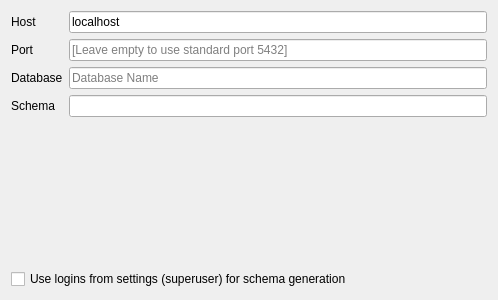
Above: QgisModelBaker/ui/pg_settings_panel.ui from opengisch/QgisModelBaker before the change. Below: the same form after it.
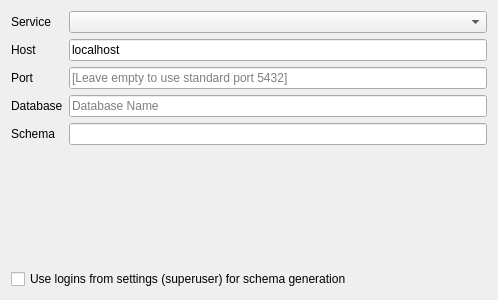
That is the form after the change. Custom widgets are drawn as their Qt base class.

Commit message: Pg service combobox

The edit to the form file:
```diff
--- a/QgisModelBaker/ui/pg_settings_panel.ui
+++ b/QgisModelBaker/ui/pg_settings_panel.ui
@@ -14,75 +14,85 @@
    <string>Form</string>
   </property>
   <layout class="QGridLayout" name="gridLayout">
-   <item row="5" column="0" colspan="2">
+   <item row="1" column="1">
+    <widget class="QLineEdit" name="pg_host_line_edit">
+     <property name="text">
+      <string>localhost</string>
+     </property>
+     <property name="placeholderText">
+      <string>Database Hostname</string>
+     </property>
+    </widget>
+   </item>
+   <item row="4" column="0">
+    <widget class="QLabel" name="pg_schema_label">
+     <property name="text">
+      <string>Schema</string>
+     </property>
+    </widget>
+   </item>
+   <item row="2" column="0">
+    <widget class="QLabel" name="pg_port_label">
+     <property name="text">
+      <string>Port</string>
+     </property>
+    </widget>
+   </item>
+   <item row="6" column="0" colspan="2">
     <widget class="QCheckBox" name="pg_use_super_login">
      <property name="text">
       <string>Use logins from settings (superuser) for schema generation</string>
      </property>
     </widget>
    </item>
-   <item row="4" column="0" colspan="2">
-    <widget class="QgsAuthSettingsWidget" name="pg_auth_settings" native="true"/>
-   </item>
    <item row="3" column="1">
+    <widget class="QLineEdit" name="pg_database_line_edit">
+     <property name="placeholderText">
+      <string>Database Name</string>
+     </property>
+    </widget>
+   </item>
+   <item row="4" column="1">
     <widget class="QLineEdit" name="pg_schema_line_edit">
      <property name="placeholderText">
       <string/>
      </property>
     </widget>
    </item>
-   <item row="0" column="0">
-    <widget class="QLabel" name="label_9">
+   <item row="1" column="0">
+    <widget class="QLabel" name="pg_host_label">
      <property name="text">
       <string>Host</string>
      </property>
     </widget>
    </item>
-   <item row="0" column="1">
-    <widget class="QLineEdit" name="pg_host_line_edit">
-     <property name="text">
-      <string>localhost</string>
-     </property>
-     <property name="placeholderText">
-      <string>Database Hostname</string>
-     </property>
-    </widget>
+   <item row="5" column="0" colspan="2">
+    <widget class="QgsAuthSettingsWidget" name="pg_auth_settings" native="true"/>
    </item>
    <item row="2" column="1">
-    <widget class="QLineEdit" name="pg_database_line_edit">
-     <property name="placeholderText">
-      <string>Database Name</string>
-     </property>
-    </widget>
-   </item>
-   <item row="3" column="0">
-    <widget class="QLabel" name="label_3">
-     <property name="text">
-      <string>Schema</string>
-     </property>
-    </widget>
-   </item>
-   <item row="1" column="1">
     <widget class="QLineEdit" name="pg_port_line_edit">
      <property name="placeholderText">
       <string>[Leave empty to use standard port 5432]</string>
      </property>
     </widget>
    </item>
-   <item row="1" column="0">
-    <widget class="QLabel" name="label_8">
-     <property name="text">
-      <string>Port</string>
-     </property>
-    </widget>
-   </item>
-   <item row="2" column="0">
-    <widget class="QLabel" name="label_6">
+   <item row="3" column="0">
+    <widget class="QLabel" name="pg_database_label">
      <property name="text">
       <string>Database</string>
      </property>
     </widget>
    </item>
+   <item row="0" column="0">
+    <widget class="QLabel" name="label">
+     <property name="text">
+      <string>Service</string>
+     </property>
+    </widget>
+   </item>
+   <item row="0" column="1">
+    <widget class="QComboBox" name="pg_service_combo_box"/>
+   </item>
   </layout>
  </widget>
  <customwidgets>
```
The commit also changes 2 other files.
